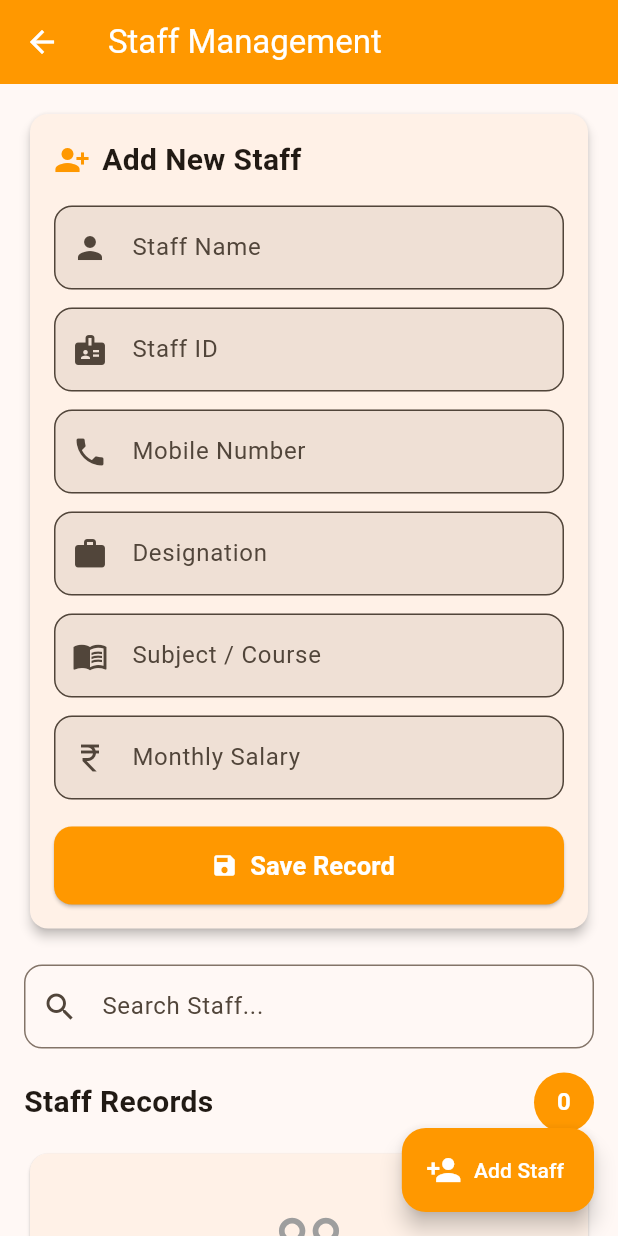
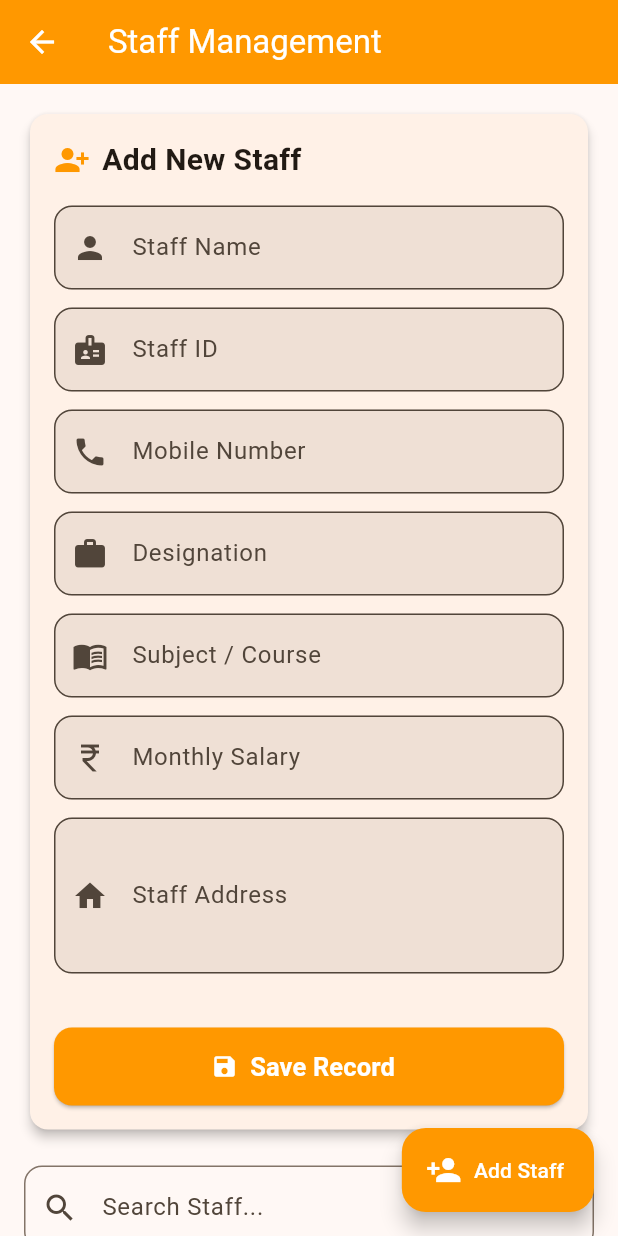
Before and after one commit to deepu9446-ship-it/jay_shree_ram_computer_center, a Flutter app: the StaffManagementPage screen opened directly, on a phone screen of 412 x 824 dp. Run offline on Flutter 3.47's test engine with Material 3 defaults, Android fonts, the phone set to English and light mode, and no system bars; our stand-ins replace camera, image_picker, shared_preferences; missing offline and left inert: google_mlkit_face_detection; accounts and stored records are empty.

Commit message:
Add staff address field

```diff
--- a/lib/main.dart
+++ b/lib/main.dart
@@ -2481,6 +2481,7 @@ class _StaffManagementPageState extends State<StaffManagementPage> {
   final TextEditingController _designationController = TextEditingController();
   final TextEditingController _subjectController = TextEditingController();
   final TextEditingController _salaryController = TextEditingController();
+  final TextEditingController _addressController = TextEditingController();
 
   List<Map<String, dynamic>> _staffList = [];
   String _searchText = '';
@@ -2545,6 +2546,7 @@ class _StaffManagementPageState extends State<StaffManagementPage> {
       'designation': _designationController.text.trim(),
       'subject': _subjectController.text.trim(),
       'salary': _salaryController.text.trim(),
+'address': _addressController.text.trim(),
       'joiningDate':
           '${DateTime.now().day.toString().padLeft(2, '0')}/'
           '${DateTime.now().month.toString().padLeft(2, '0')}/'
@@ -2576,6 +2578,7 @@ class _StaffManagementPageState extends State<StaffManagementPage> {
     _designationController.clear();
     _subjectController.clear();
     _salaryController.clear();
+     _addressController.clear();
   }
 
   Future<void> _deleteStaff(int index) async {
@@ -2858,7 +2861,19 @@ class _StaffManagementPageState extends State<StaffManagementPage> {
                           Icons.currency_rupee,
                         ),
                       ),
-
+                      const SizedBox(height: 12),
+
+TextFormField(
+  controller: _addressController,
+  maxLines: 3,
+  textCapitalization: TextCapitalization.sentences,
+  decoration: _inputDecoration(
+    'Staff Address',
+    Icons.home,
+  ),
+),
+
+const SizedBox(height: 18),
                       const SizedBox(height: 18),
 
                       SizedBox(
```
